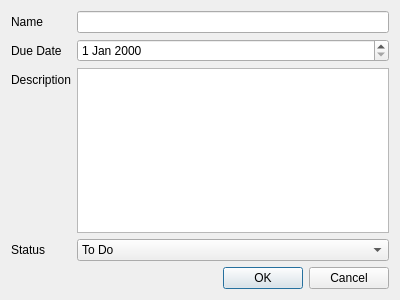
MendozaProject/monkey-manager, file MonkeyManager/taskdialog.ui: the form before one commit.
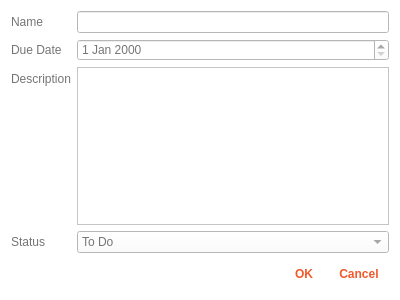
The form after the commit.

Commit message:
Added button to hide Projects List
Added icons to some buttons

Minor UI edits

Patch:
```diff
--- a/MonkeyManager/taskdialog.ui
+++ b/MonkeyManager/taskdialog.ui
@@ -11,7 +11,35 @@
    </rect>
   </property>
   <property name="windowTitle">
-   <string>Dialog</string>
+   <string>Editting Task</string>
+  </property>
+  <property name="styleSheet">
+   <string notr="true">QWidget {
+	font-family: &quot;Roboto&quot;;
+	background: white;
+	color:rgb(117, 117, 117);
+}
+QLabel {
+	font-family: &quot;Roboto&quot;;
+	color:rgb(117, 117, 117);
+}
+QPushButton {
+	color: rgb(240, 89, 43);
+	font-family: &quot;Roboto&quot;;
+	font-weight: 600;
+	border-radius: 3px;
+	padding: 8;
+	margin-left:2;
+	margin-right:2;
+	border:none;
+}
+
+.QPushButton:hover {
+     background-color: rgb(226, 226, 226)
+}
+.QPushButton:pressed {
+	background-color: rgb(179, 179, 179);
+}</string>
   </property>
   <layout class="QFormLayout" name="formLayout">
    <item row="0" column="0">
```
The commit also changes 12 other files.
